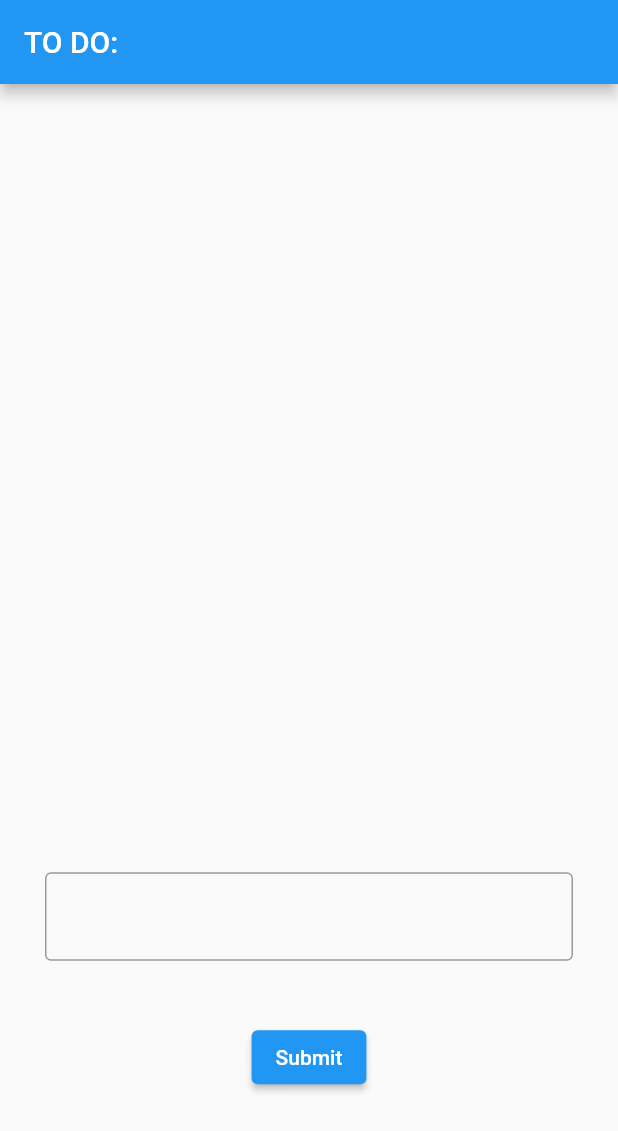
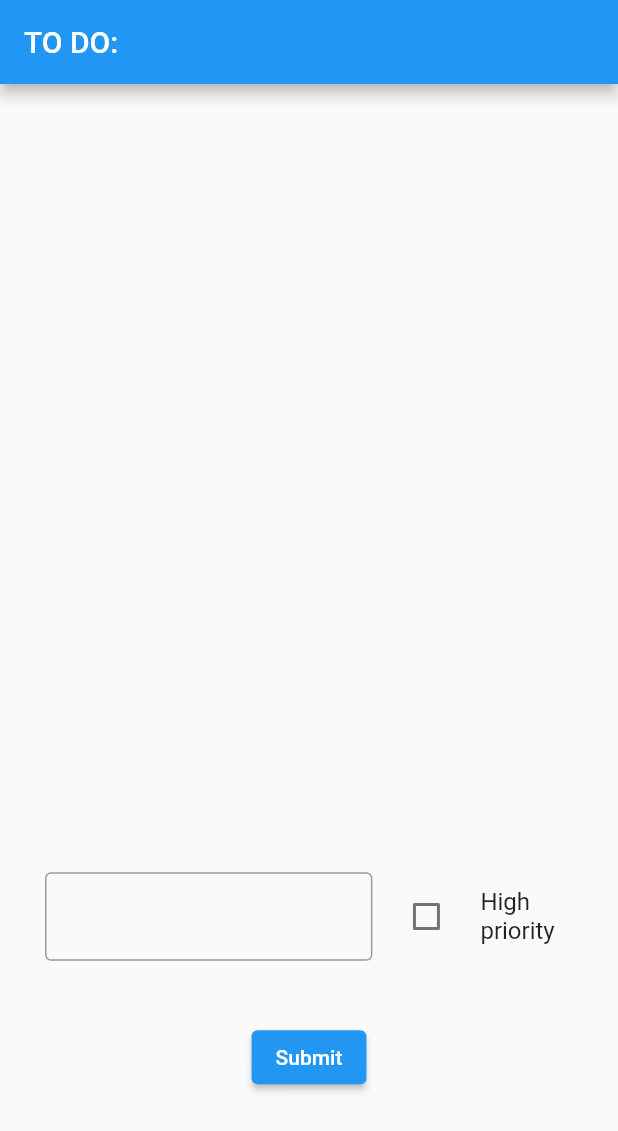
Before and after one commit to kforjan/todo-app-orm, a Flutter app: the screen it shows after launch, on a phone screen of 412 x 824 dp. Shown: the top 1131 px of the screen. Run offline on Flutter 3.47's test engine with Material 2 defaults, Android fonts, the light colour scheme and no system bars; our stand-ins replace bloc, flutter_bloc, get_it, moor_flutter; generated files the repository leaves out were written again.

Commit message:
Add high priority checkbox

```diff
--- a/lib/blocs/bloc/todo_bloc.dart
+++ b/lib/blocs/bloc/todo_bloc.dart
@@ -12,7 +12,5 @@ class TodoBloc extends Bloc<TodoEvent, TodoState> {
   @override
   Stream<TodoState> mapEventToState(
     TodoEvent event,
-  ) async* {
-    // TODO: implement mapEventToState
-  }
+  ) async* {}
 }
--- a/lib/blocs/bloc/todo_state.dart
+++ b/lib/blocs/bloc/todo_state.dart
@@ -5,4 +5,6 @@ abstract class TodoState {}
 
 class TodoInitial extends TodoState {}
 
-class TodoUpdated extends TodoState {}
+class TodoUpdated extends TodoState {
+  TodoUpdated();
+}
--- a/lib/ui/todo_screen.dart
+++ b/lib/ui/todo_screen.dart
@@ -21,7 +21,7 @@ class TodoScreen extends StatelessWidget {
           ),
           Flexible(
             flex: 3,
-            child: _buildTextInput(),
+            child: _buildInput(),
           ),
           Flexible(
             flex: 1,
@@ -39,14 +39,31 @@ class TodoScreen extends StatelessWidget {
         itemBuilder: (context, index) => Container(),
       );
 
-  Widget _buildTextInput() => Padding(
-        padding: const EdgeInsets.symmetric(horizontal: 30.0),
-        child: TextField(
-          decoration: InputDecoration(
-            border: OutlineInputBorder(
-              borderSide: BorderSide(),
+  Widget _buildInput() => Padding(
+        padding: const EdgeInsets.only(left: 30.0),
+        child: Row(
+          children: [
+            Flexible(
+              flex: 4,
+              child: TextField(
+                decoration: InputDecoration(
+                  border: OutlineInputBorder(
+                    borderSide: BorderSide(),
+                  ),
+                ),
+              ),
             ),
-          ),
+            Flexible(
+              flex: 3,
+              child: CheckboxListTile(
+                //TODO
+                value: false,
+                onChanged: (isChecked) {},
+                title: Text('High priority'),
+                controlAffinity: ListTileControlAffinity.leading,
+              ),
+            ),
+          ],
         ),
       );
 
```
